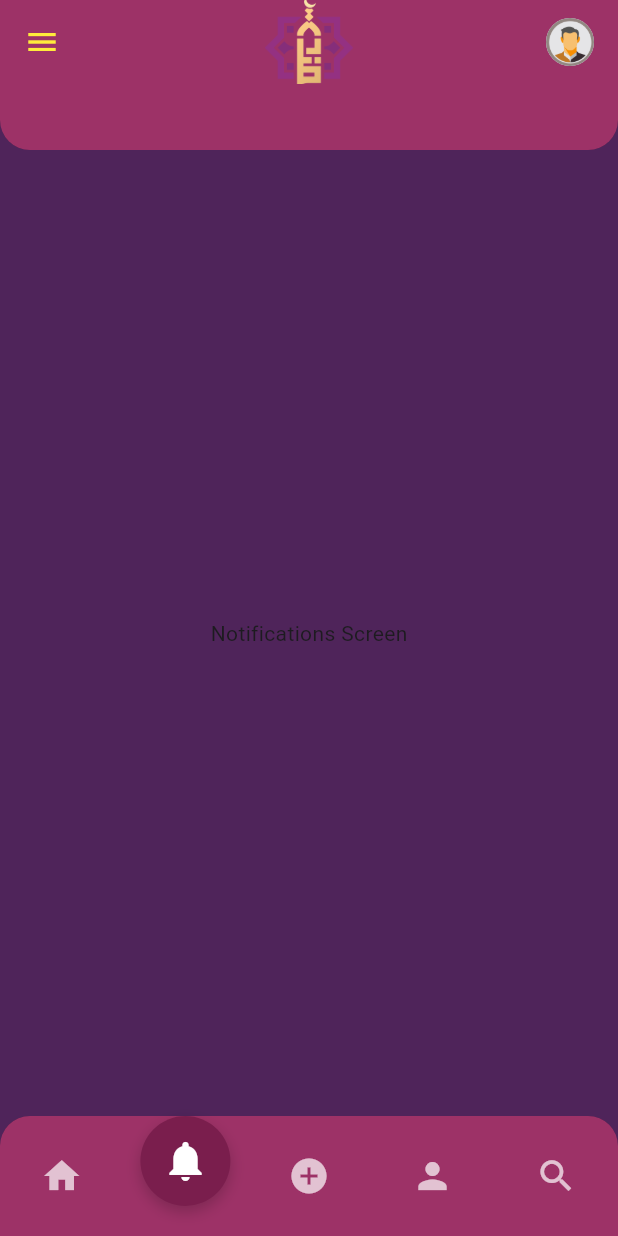
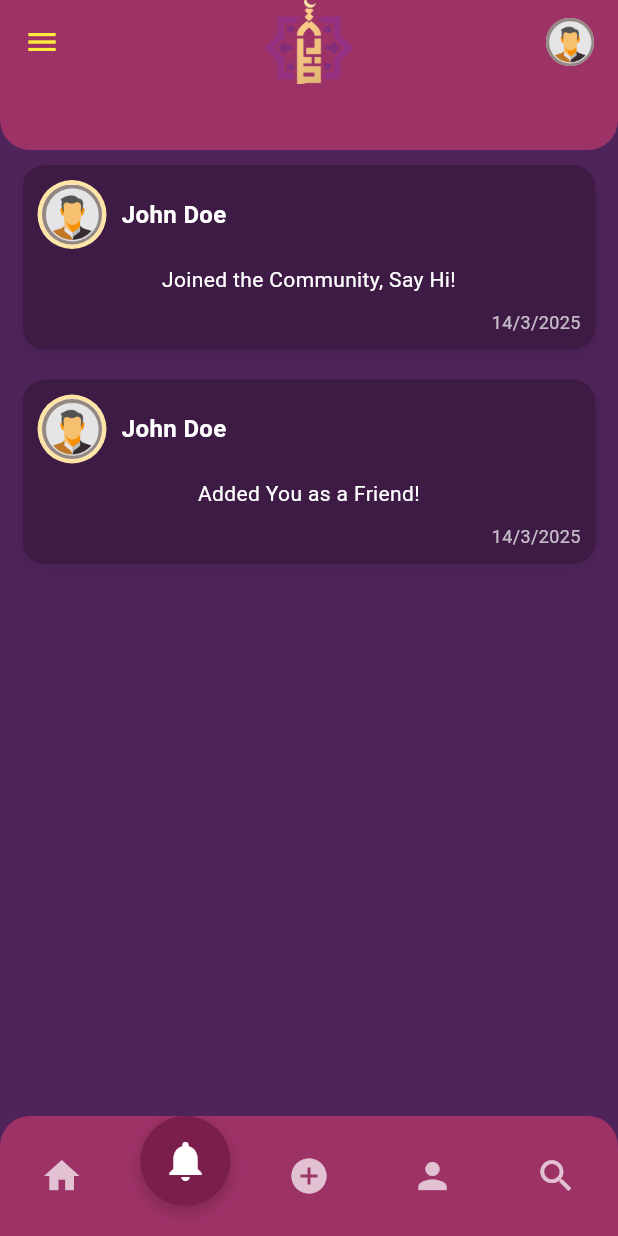
Before and after one commit to dojosgithub/the-minaret, a Flutter app: the screen it shows after launch, item 2 of the bottom bar chosen, on a phone screen of 412 x 824 dp. Run offline on Flutter 3.47's test engine with Material 3 defaults, Android fonts, the phone set to English and light mode, and no system bars.

Commit message:
add notifications

```diff
--- a/lib/screens/notifications_screen.dart
+++ b/lib/screens/notifications_screen.dart
@@ -1,4 +1,5 @@
 import 'package:flutter/material.dart';
+import '../widgets/notification.dart';
 
 class NotificationsScreen extends StatelessWidget {
   const NotificationsScreen({super.key});
@@ -7,10 +8,25 @@ class NotificationsScreen extends StatelessWidget {
   Widget build(BuildContext context) {
     return Scaffold(
       backgroundColor: const Color(0xFF4F245A),
+      body: SingleChildScrollView(
+        child: Column(
+          children: const [
+            NotificationWidget(
+              name: 'John Doe',
+              date: '14/3/2025',
+              profilePic: 'assets/profile_picture.png',
+              text: 'Joined the Community, Say Hi!',
+            ),
+            NotificationWidget(
+              name: 'John Doe',
+              date: '14/3/2025',
+              profilePic: 'assets/profile_picture.png',
+              text: 'Added You as a Friend!',
+            ),
+          ],
+        ),
+      ),
 
-      body: Center(
-        child: Text('Notifications Screen'),
-      ),
     );
   }
 }
--- /dev/null
+++ b/lib/widgets/notification.dart
@@ -0,0 +1,89 @@
+import 'package:flutter/material.dart';
+
+class NotificationWidget extends StatelessWidget {
+  final String name;
+  final String profilePic;
+  final String text;
+  final String date;
+
+  const NotificationWidget({
+    super.key,
+    required this.name,
+    required this.profilePic,
+    required this.text,
+    required this.date,
+  });
+
+  @override
+  Widget build(BuildContext context) {
+    return Container(
+      margin: const EdgeInsets.symmetric(vertical: 10, horizontal: 15),
+      padding: const EdgeInsets.all(10),
+      decoration: BoxDecoration(
+        color: const Color(0xFF3D1B45),
+        borderRadius: BorderRadius.circular(15),
+        boxShadow: [
+          BoxShadow(
+            color: Colors.black.withOpacity(0.1),
+            blurRadius: 8,
+            offset: const Offset(0, 4),
+          ),
+        ],
+      ),
+      child: Column(
+        crossAxisAlignment: CrossAxisAlignment.stretch,
+        children: [
+          Row(
+            mainAxisAlignment: MainAxisAlignment.start,
+            children: [
+              Container(
+                padding: const EdgeInsets.all(3),
+                decoration: const BoxDecoration(
+                  shape: BoxShape.circle,
+                  color: Color(0xFFFFE4A7),
+                ),
+                child: CircleAvatar(
+                  backgroundImage: AssetImage(profilePic),
+                  radius: 20,
+                ),
+              ),
+              const SizedBox(width: 10),
+              Text(
+                name,
+                style: const TextStyle(
+                  fontWeight: FontWeight.bold,
+                  fontSize: 16,
+                  color: Colors.white,
+                ),
+              ),
+            ],
+          ),
+          const SizedBox(height: 10),
+          Center(
+            child: Text(
+              text,
+              style: const TextStyle(
+                fontSize: 14,
+                color: Colors.white,
+              ),
+              textAlign: TextAlign.center,
+            ),
+          ),
+          const SizedBox(height: 10),
+          Row(
+            mainAxisAlignment: MainAxisAlignment.end,
+            children: [
+              Text(
+                date,
+                style: const TextStyle(
+                  fontSize: 12,
+                  color: Colors.white70,
+                ),
+              ),
+            ],
+          ),
+        ],
+      ),
+    );
+  }
+}
```
